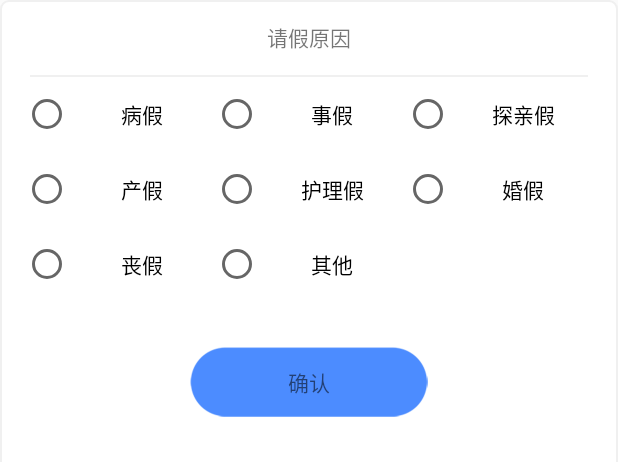
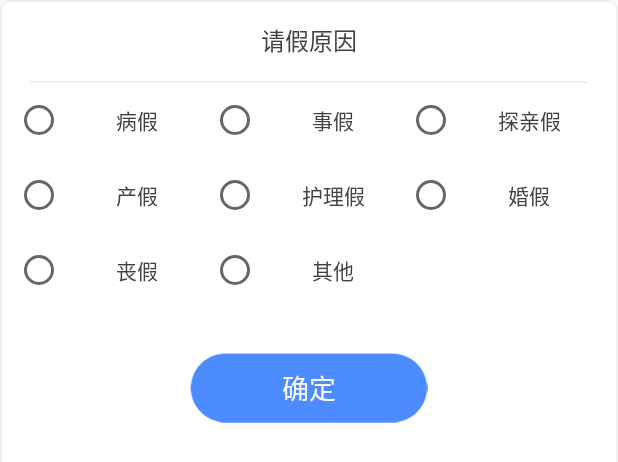
Before and after one commit to lingchendehuxi/court, an Android app: the layout activity_leave_popup.xml on its own in the app's theme, with its tools: preview values and no code run, on a phone screen of 412 x 824 dp. Shown: the top 462 px of the screen. Run offline under Robolectric (Android 15) with nearby library versions, the phone set to English and light mode, and no system bars.

Commit message:
Merge branch 'master' of https://github.com/lingchendehuxi/court
# Conflicts:
#	app/src/main/res/values/colors.xml

```diff
--- a/app/src/main/res/layout/activity_leave_popup.xml
+++ b/app/src/main/res/layout/activity_leave_popup.xml
@@ -9,98 +9,102 @@
     android:orientation="vertical">
     <TextView
         android:layout_width="match_parent"
-        android:layout_height="50dp"
+        android:layout_height="54dp"
         android:gravity="center"
+        android:textSize="16dp"
+        android:textColor="@color/home_title_gray"
         android:text="请假原因"/>
     <View style="@style/mine_menu_gap_1" />
     <RadioGroup
         android:id="@+id/radio1"
         android:layout_width="match_parent"
         android:layout_height="50dp"
-        android:layout_marginLeft="15dp"
-        android:layout_marginRight="15dp"
+        android:layout_marginLeft="10dp"
+        android:layout_marginRight="10dp"
         android:orientation="horizontal">
 
         <RadioButton
             android:id="@+id/rb_b"
             style="@style/footer_leave_style"
             android:text="病假"
-            android:textColor="@android:color/black" />
+            android:textColor="@color/home_title_gray" />
 
         <RadioButton
             android:id="@+id/rb_s"
             style="@style/footer_leave_style"
             android:text="事假"
-            android:textColor="@android:color/black" />
+            android:textColor="@color/home_title_gray" />
 
         <RadioButton
             android:id="@+id/rb_tq"
             style="@style/footer_leave_style"
             android:text="探亲假"
-            android:textColor="@android:color/black" />
+            android:textColor="@color/home_title_gray" />
 
     </RadioGroup>
     <RadioGroup
         android:id="@+id/radio2"
         android:layout_width="match_parent"
         android:layout_height="50dp"
-        android:layout_marginLeft="15dp"
-        android:layout_marginRight="15dp"
+        android:layout_marginLeft="10dp"
+        android:layout_marginRight="10dp"
         android:orientation="horizontal">
 
         <RadioButton
             android:id="@+id/rb_c"
             style="@style/footer_leave_style"
             android:text="产假"
-            android:textColor="@android:color/black" />
+            android:textColor="@color/home_title_gray" />
 
         <RadioButton
             android:id="@+id/rb_hl"
             style="@style/footer_leave_style"
             android:text="护理假"
-            android:textColor="@android:color/black" />
+            android:textColor="@color/home_title_gray" />
 
         <RadioButton
             android:id="@+id/rb_h"
             style="@style/footer_leave_style"
             android:text="婚假"
-            android:textColor="@android:color/black" />
+            android:textColor="@color/home_title_gray" />
 
     </RadioGroup>
     <RadioGroup
         android:id="@+id/radio3"
         android:layout_width="match_parent"
         android:layout_height="50dp"
-        android:layout_marginLeft="15dp"
-        android:layout_marginRight="15dp"
+        android:layout_marginLeft="10dp"
+        android:layout_marginRight="10dp"
         android:orientation="horizontal">
 
         <RadioButton
             android:id="@+id/rb_sang"
             style="@style/footer_leave_style"
             android:text="丧假"
-            android:textColor="@android:color/black" />
+            android:textColor="@color/home_title_gray" />
 
         <RadioButton
             android:id="@+id/rb_qt"
             style="@style/footer_leave_style"
             android:text="其他"
-            android:textColor="@android:color/black" />
+            android:textColor="@color/home_title_gray" />
 
         <RadioButton
             android:id="@+id/rb"
             style="@style/footer_leave_style"
             android:visibility="invisible"
             android:text="探亲假"
-            android:textColor="@android:color/black" />
+            android:textColor="@color/home_title_gray" />
 
     </RadioGroup>
     <TextView
         android:layout_width="wrap_content"
         android:layout_height="wrap_content"
         android:background="@mipmap/popup_confirm"
-        android:text="确认"
+        android:text="确定"
         android:gravity="center"
+        android:textColor="@android:color/white"
+        android:textSize="18dp"
         android:layout_marginTop="30dp"
         android:layout_gravity="center"/>
 
--- a/app/src/main/res/values/colors.xml
+++ b/app/src/main/res/values/colors.xml
@@ -24,6 +24,7 @@
     <color name="hall_little_yellow">#ffc97b</color>
     <color name="chose_date_yellow">#FFC775</color>
     <color name="mine_menu_deepgray">#9aa2a8</color>
+    <color name="card_gray">#edeef6</color>
 
     <color name="viewfinder_mask">#b2000000</color>
     <color name="result_view">#b0000000</color>
--- a/app/src/main/res/values/styles.xml
+++ b/app/src/main/res/values/styles.xml
@@ -15,6 +15,12 @@
         <item name="android:layout_width">0dp</item>
         <item name="android:layout_weight">1</item>
         <item name="android:layout_height">match_parent</item>
+        <item name="android:layout_gravity">center</item>
+        <item name="android:gravity">center</item>
+    </style>
+    <style name="question_chose">
+        <item name="android:layout_width">wrap_content</item>
+        <item name="android:layout_height">wrap_content</item>
         <item name="android:layout_gravity">center</item>
         <item name="android:gravity">center</item>
     </style>
```
Also changed, not shown: app/src/main/res/layout/activity_mine_question_detail.xml (added, +73 -0 lines), app/src/main/res/layout/tcardfragment.xml (+31 -0 lines).
